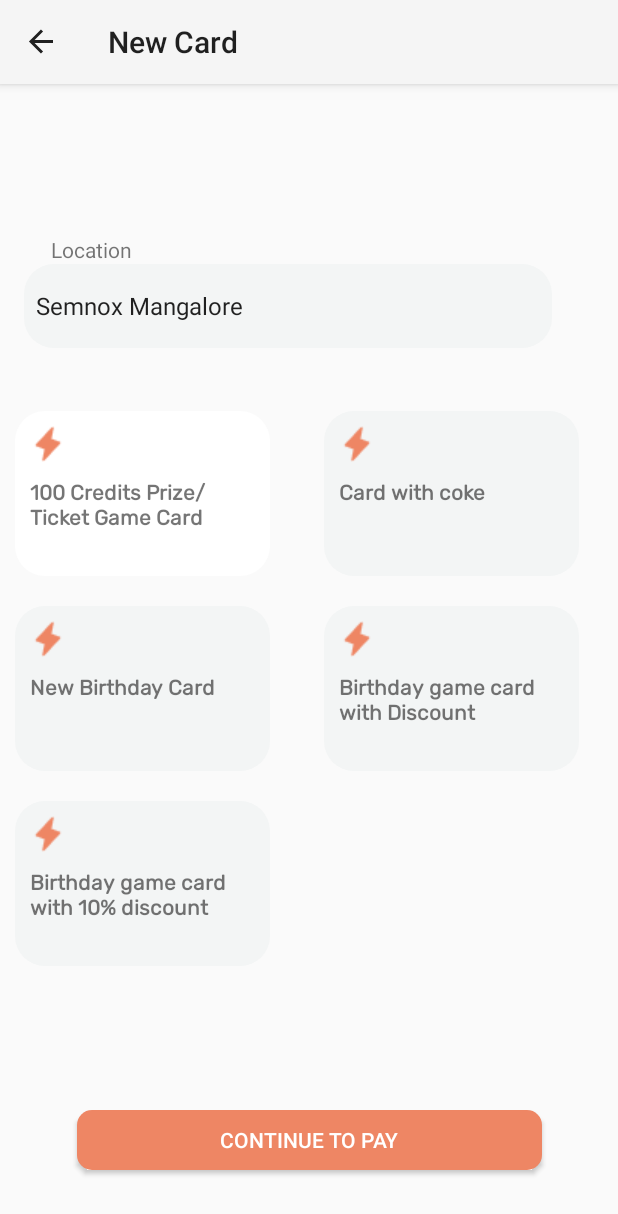
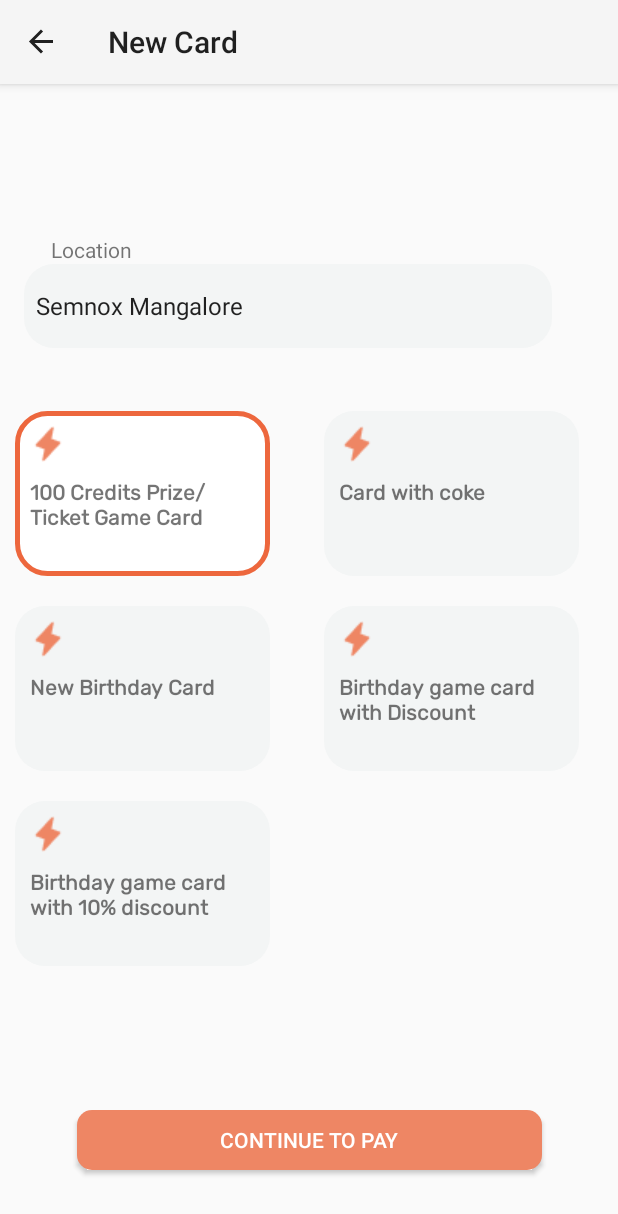
Before and after one commit to joeldsouza2001/Eval_6, an Android app built with Jetpack Compose: the HomeScreenFragment screen opened through its navigation route, after a tap on "100 Credits Prize/Ticket Game Card", on a phone screen of 412 x 824 dp. Shown: the top 1214 px of the screen. Run offline under Robolectric (Android 15) with nearby library versions, the phone set to English and light mode, and no system bars; our stand-ins replace data binding, navigation-ui.

Commit message:
Fixed the bugs

```diff
--- a/app/src/main/java/com/example/eval4/Data.kt
+++ b/app/src/main/java/com/example/eval4/Data.kt
@@ -13,4 +13,8 @@ class Data {
         )
     }
 
+    fun getData():List<Item>{
+        return dataList;
+    }
+
 }
--- a/app/src/main/java/com/example/eval4/HomeScreenFragment.kt
+++ b/app/src/main/java/com/example/eval4/HomeScreenFragment.kt
@@ -6,17 +6,19 @@ import android.view.LayoutInflater
 import android.view.View
 import android.view.ViewGroup
 import android.widget.ArrayAdapter
-import android.widget.Spinner
+import android.widget.Button
 import androidx.navigation.findNavController
 import androidx.recyclerview.widget.GridLayoutManager
 import androidx.recyclerview.widget.RecyclerView
-import com.example.eval4.adapter.ItemAdapter
+import com.example.eval4.adapter.ItemAdapterHome
 import com.example.eval4.databinding.FragmentHomeScreenBinding
 import com.example.eval4.model.Item
 
 class HomeScreenFragment : Fragment() {
 private lateinit var _binding : FragmentHomeScreenBinding
-    private val binding get() = _binding
+     val binding get() = _binding
+
+    lateinit var continueBtn : Button;
     override fun onCreate(savedInstanceState: Bundle?) {
         super.onCreate(savedInstanceState)
 
@@ -35,15 +37,17 @@ private lateinit var _binding : FragmentHomeScreenBinding
         super.onViewCreated(view, savedInstanceState)
 
         val recyclerView: RecyclerView = binding.recyclerView;
+        continueBtn = binding.continueBtn
 
-        val data: List<Item> = Data.dataList
+
+        val data: List<Item> = Data().getData()
 
 //        val ctx = context!!
 
         val layoutManager: RecyclerView.LayoutManager = GridLayoutManager(requireContext(), 2, GridLayoutManager.VERTICAL, false)
 
         recyclerView.layoutManager = layoutManager
-        recyclerView.adapter = ItemAdapter(requireContext(),data)
+        recyclerView.adapter = ItemAdapterHome(requireContext(),data,binding.continueBtn)
 
         val spinner = binding.spinner
 
@@ -55,9 +59,14 @@ private lateinit var _binding : FragmentHomeScreenBinding
 
         spinner.adapter = adapter
 
-        binding.continueBtn.setOnClickListener{
+
+        continueBtn.setOnClickListener{
             it.findNavController().navigate(R.id.action_homeScreenFragment_to_selectedFragment)
         }
+
+
+
+
 
     }
 
--- a/app/src/main/java/com/example/eval4/SelectedFragment.kt
+++ b/app/src/main/java/com/example/eval4/SelectedFragment.kt
@@ -8,8 +8,8 @@ import android.view.ViewGroup
 import android.widget.ArrayAdapter
 import androidx.recyclerview.widget.GridLayoutManager
 import androidx.recyclerview.widget.RecyclerView
-import com.example.eval4.adapter.ItemAdapter
-import com.example.eval4.databinding.FragmentHomeScreenBinding
+import com.example.eval4.adapter.ItemAdapterHome
+import com.example.eval4.adapter.ItemAdapterSelected
 import com.example.eval4.databinding.FragmentSelectedBinding
 import com.example.eval4.model.Item
 
@@ -35,14 +35,14 @@ class SelectedFragment : Fragment() {
         super.onViewCreated(view, savedInstanceState)
         val recyclerView: RecyclerView = binding.recyclerView;
 
-        val data: List<Item> = Data.dataList.filter { it.selected == true}
+        val data: List<Item> = Data().getData().filter { it.selected == true}
 
 //        val ctx = context!!
 
         val layoutManager: RecyclerView.LayoutManager = GridLayoutManager(requireContext(), 2, GridLayoutManager.VERTICAL, false)
 
         recyclerView.layoutManager = layoutManager
-        recyclerView.adapter = ItemAdapter(requireContext(),data)
+        recyclerView.adapter = ItemAdapterSelected(requireContext(),data)
 
         val spinner = binding.spinner
 
--- /dev/null
+++ b/app/src/main/java/com/example/eval4/adapter/ItemAdapterHome.kt
@@ -0,0 +1,79 @@
+package com.example.eval4.adapter
+
+import android.content.Context
+import android.view.LayoutInflater
+import android.view.View
+import android.view.ViewGroup
+import android.widget.Button
+import android.widget.ImageView
+import android.widget.LinearLayout
+import android.widget.TextView
+import androidx.core.content.ContextCompat
+import androidx.recyclerview.widget.RecyclerView
+import com.example.eval4.Data
+import com.example.eval4.R
+import com.example.eval4.model.Item
+
+class ItemAdapterHome(private val context: Context, private val dataset:List<Item>,val continueBtn:Button):RecyclerView.Adapter<ItemAdapterHome.ItemViewHolder>() {
+
+    class ItemViewHolder(private val view: View) : RecyclerView.ViewHolder(view)
+         {
+        val layout: LinearLayout = view.findViewById(R.id.layout)
+        val textView: TextView = view.findViewById(R.id.text)
+        val imageView: ImageView = view.findViewById(R.id.image)
+
+
+
+    }
+
+    override fun onCreateViewHolder(parent: ViewGroup, viewType: Int): ItemViewHolder {
+        val layoutadapter =
+            LayoutInflater.from(parent.context).inflate(R.layout.list_item, parent, false)
+        val card = layoutadapter.findViewById<LinearLayout>(R.id.layout)
+
+        return ItemViewHolder(layoutadapter)
+    }
+
+    override fun getItemCount() = dataset.size
+
+    override fun onBindViewHolder(holder: ItemViewHolder, position: Int) {
+
+
+
+        val curItem = dataset[position]
+        holder.textView.text = curItem.text
+        holder.imageView.setImageResource(curItem.image)
+        if(dataset[position].selected)
+            holder.layout.setBackgroundResource( R.drawable.border_select)
+        else
+            holder.layout.setBackgroundResource( R.drawable.border)
+
+        setButtonVisibility()
+
+        holder.itemView.setOnClickListener{
+
+            if (holder.layout.background.constantState == ContextCompat.getDrawable(context, R.drawable.border)?.constantState) {
+                holder.layout.setBackgroundResource( R.drawable.border_select)
+                dataset[position].selected = true
+            }
+    else {
+                holder.layout.setBackgroundResource(R.drawable.border)
+                dataset[position].selected = false
+            }
+
+           setButtonVisibility()
+
+
+        }
+
+    }
+
+    private fun setButtonVisibility(){
+        val lst = Data().getData().filter { it.selected }
+        if(lst.size>0)
+            continueBtn.visibility = View.VISIBLE
+        else
+            continueBtn.visibility = View.GONE
+    }
+
+}
--- a/app/src/main/java/com/example/eval4/adapter/ItemAdapter.kt
+++ b/app/src/main/java/com/example/eval4/adapter/ItemAdapterSelected.kt
@@ -1,33 +1,33 @@
 package com.example.eval4.adapter
 
 import android.content.Context
-import android.media.Image
-import android.util.Log
 import android.view.LayoutInflater
-import android.view.MotionEvent
 import android.view.View
 import android.view.ViewGroup
 import android.widget.ImageView
 import android.widget.LinearLayout
 import android.widget.TextView
-import android.widget.Toast
 import androidx.core.content.ContextCompat
 import androidx.recyclerview.widget.RecyclerView
 import com.example.eval4.R
 import com.example.eval4.model.Item
 
-class ItemAdapter(private val context: Context,private val dataset:List<Item>):RecyclerView.Adapter<ItemAdapter.ItemViewHolder>() {
+class ItemAdapterSelected(private val context: Context, private val dataset:List<Item>):RecyclerView.Adapter<ItemAdapterSelected.ItemViewHolder>() {
 
     class ItemViewHolder(private val view: View) : RecyclerView.ViewHolder(view)
-         {
+    {
         val layout: LinearLayout = view.findViewById(R.id.layout)
         val textView: TextView = view.findViewById(R.id.text)
         val imageView: ImageView = view.findViewById(R.id.image)
 
 
+
     }
 
-    override fun onCreateViewHolder(parent: ViewGroup, viewType: Int): ItemViewHolder {
+    override fun onCreateViewHolder(
+        parent: ViewGroup,
+        viewType: Int
+    ): ItemAdapterSelected.ItemViewHolder {
         val layoutadapter =
             LayoutInflater.from(parent.context).inflate(R.layout.list_item, parent, false)
         val card = layoutadapter.findViewById<LinearLayout>(R.id.layout)
@@ -37,29 +37,11 @@ class ItemAdapter(private val context: Context,private val dataset:List<Item>):R
 
     override fun getItemCount() = dataset.size
 
-    override fun onBindViewHolder(holder: ItemViewHolder, position: Int) {
+    override fun onBindViewHolder(holder:ItemViewHolder, position: Int) {
         val curItem = dataset[position]
         holder.textView.text = curItem.text
         holder.imageView.setImageResource(curItem.image)
-        if(dataset[position].selected)
-            holder.layout.setBackgroundResource( R.drawable.border_select)
-        else
-            holder.layout.setBackgroundResource( R.drawable.border)
-
-        holder.itemView.setOnClickListener{
-            if (holder.layout.background.constantState == ContextCompat.getDrawable(context, R.drawable.border)?.constantState) {
-                holder.layout.setBackgroundResource( R.drawable.border_select)
-                dataset[position].selected = true
-            }
-    else {
-                holder.layout.setBackgroundResource(R.drawable.border)
-                dataset[position].selected = false
-            }
-//
-        }
+    }
 
 
-
-    }
-
 }
--- a/app/src/main/res/drawable/border_select.xml
+++ b/app/src/main/res/drawable/border_select.xml
@@ -2,4 +2,6 @@
 <shape xmlns:android="http://schemas.android.com/apk/res/android" android:shape="rectangle">
     <solid android:color="#FFFFFF" />
     <corners android:radius="20dp" />
+    <padding android:left="10dp" android:right="10dp" android:top="10dp" android:bottom="10dp"/>
+    <stroke android:width="3dp" android:color="#ED673D"/>
 </shape>
--- a/app/src/main/res/layout/fragment_home_screen.xml
+++ b/app/src/main/res/layout/fragment_home_screen.xml
@@ -6,6 +6,7 @@
     <androidx.constraintlayout.widget.ConstraintLayout
         android:layout_width="match_parent"
         android:layout_height="match_parent"
+        android:id="@+id/parent_layout"
         tools:context=".HomeScreenFragment">
 
 
@@ -48,7 +49,8 @@
             android:textColor="#FFFFFF"
             app:layout_constraintBottom_toBottomOf="parent"
             app:layout_constraintEnd_toEndOf="parent"
-            app:layout_constraintStart_toStartOf="parent" />
+            app:layout_constraintStart_toStartOf="parent"
+            android:visibility="gone"/>
 
 
     </androidx.constraintlayout.widget.ConstraintLayout>
--- a/app/src/main/res/layout/fragment_otp_verification.xml
+++ b/app/src/main/res/layout/fragment_otp_verification.xml
@@ -44,6 +44,7 @@
             android:layout_width="40dp"
             android:layout_height="50dp"
             android:layout_marginTop="148dp"
+            android:maxLength="1"
             android:background="@drawable/otp_rounded_corner"
             app:layout_constraintEnd_toStartOf="@+id/editText5"
             app:layout_constraintHorizontal_bias="0.5"
@@ -55,6 +56,8 @@
             android:layout_width="40dp"
             android:layout_height="50dp"
             android:layout_marginTop="148dp"
+            android:maxLength="1"
+
             android:background="@drawable/otp_rounded_corner"
             app:layout_constraintEnd_toEndOf="parent"
             app:layout_constraintStart_toEndOf="@+id/editText5"
@@ -65,6 +68,8 @@
             android:layout_width="40dp"
             android:layout_height="50dp"
             android:layout_marginTop="148dp"
+            android:maxLength="1"
+
             android:background="@drawable/otp_rounded_corner"
             app:layout_constraintEnd_toStartOf="@+id/editText3"
             app:layout_constraintHorizontal_bias="0.5"
@@ -75,6 +80,8 @@
             android:id="@+id/editText3"
             android:layout_width="40dp"
             android:layout_height="50dp"
+            android:maxLength="1"
+
             android:layout_marginTop="148dp"
             android:background="@drawable/otp_rounded_corner"
             app:layout_constraintEnd_toStartOf="@+id/editText4"
@@ -87,6 +94,8 @@
             android:layout_width="40dp"
             android:layout_height="50dp"
             android:layout_marginTop="148dp"
+            android:maxLength="1"
+
             android:background="@drawable/otp_rounded_corner"
             app:layout_constraintHorizontal_chainStyle="spread_inside"
             app:layout_constraintStart_toStartOf="@+id/textView2"
@@ -97,6 +106,8 @@
             android:layout_width="40dp"
             android:layout_height="50dp"
             android:layout_marginTop="148dp"
+            android:maxLength="1"
+
             android:background="@drawable/otp_rounded_corner"
             app:layout_constraintEnd_toStartOf="@+id/editText2"
             app:layout_constraintHorizontal_bias="0.5"
```
